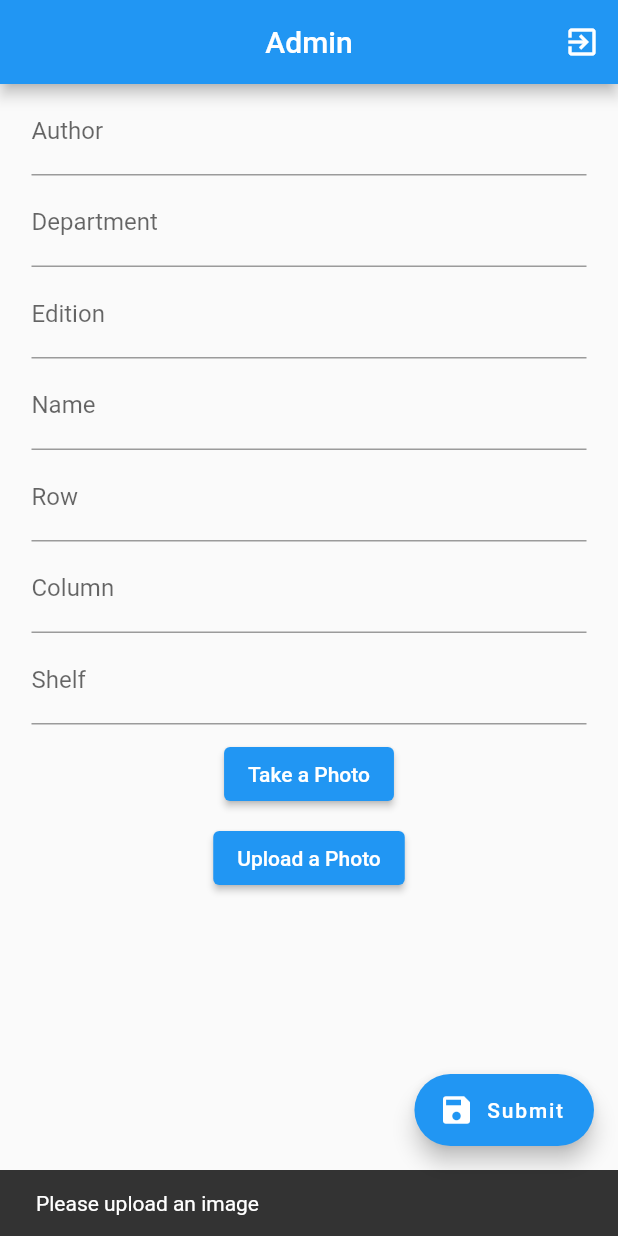
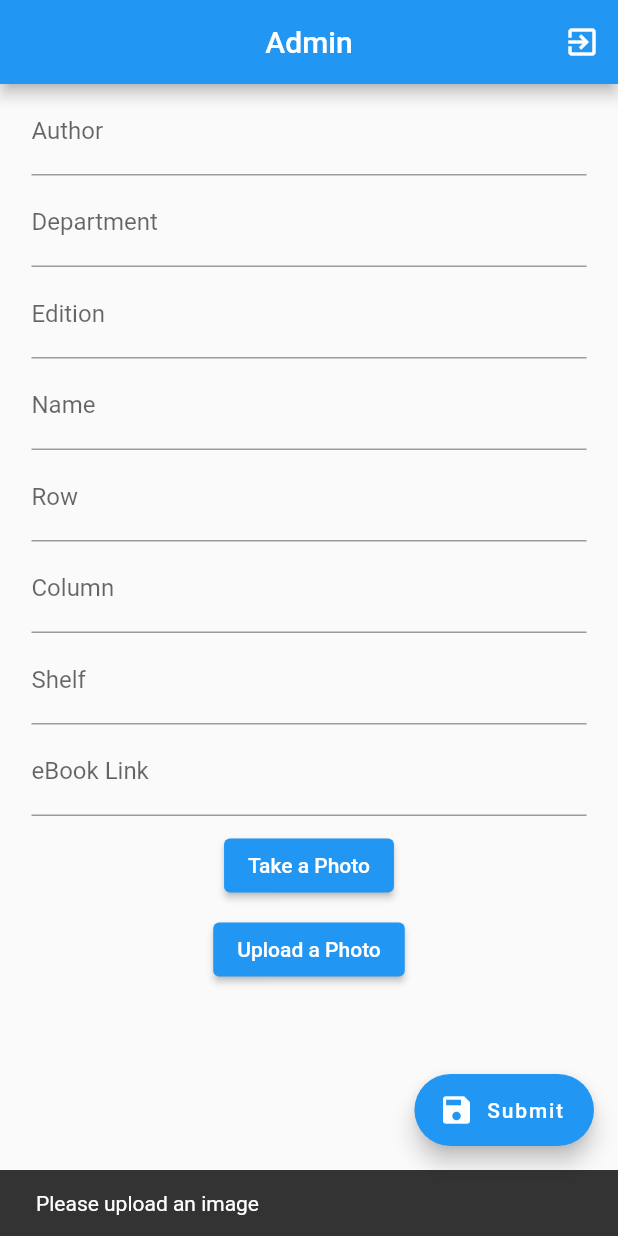
Before and after one commit to madhavbiju/Biblioteca, a Flutter app: the AdminPage screen opened directly, after a tap on "Submit", on a phone screen of 412 x 824 dp. Run offline on Flutter 3.47's test engine with Material 2 defaults, Android fonts, the phone set to English and light mode, and no system bars; our stand-ins replace cloud_firestore, firebase_auth, firebase_core, firebase_storage, fluttertoast, image_picker and 1 more; missing offline and left inert: qr_code_scanner; accounts and stored records are empty.

Commit message:
Added eBook Link

```diff
--- a/lib/Screens/admin/home.dart
+++ b/lib/Screens/admin/home.dart
@@ -3,6 +3,7 @@ import 'package:biblioteca/Screens/login.dart';
 import 'package:firebase_auth/firebase_auth.dart';
 import 'package:flutter/material.dart';
 import 'package:cloud_firestore/cloud_firestore.dart';
+import 'package:fluttertoast/fluttertoast.dart';
 import 'package:image_picker/image_picker.dart';
 import 'package:firebase_storage/firebase_storage.dart';
 import 'package:shared_preferences/shared_preferences.dart';
@@ -24,7 +25,7 @@ class _AdminPageState extends State<AdminPage> {
   TextEditingController _rowController = TextEditingController();
   TextEditingController _colController = TextEditingController();
   TextEditingController _shelfController = TextEditingController();
-
+  TextEditingController _eBookController = TextEditingController();
   GlobalKey<FormState> key = GlobalKey();
 
   CollectionReference _reference =
@@ -76,11 +77,21 @@ class _AdminPageState extends State<AdminPage> {
               'row_no': _rowController.text,
               'col_no': _colController.text,
               'shelf_no': _shelfController.text,
+              'ebook_link': _eBookController.text
             };
             _reference.add(dataToSend);
           }
           Navigator.of(context).pushReplacement(
               MaterialPageRoute(builder: (context) => AdminPage()));
+              Fluttertoast.showToast(
+        msg: "Uploaded!",
+        toastLength: Toast.LENGTH_SHORT,
+        gravity: ToastGravity.CENTER,
+        timeInSecForIosWeb: 1,
+        textColor: Colors.white,
+        fontSize: 16.0
+    );
+
         },
         label: const Text('Submit'),
         icon: const Icon(Icons.save),
@@ -159,6 +170,16 @@ class _AdminPageState extends State<AdminPage> {
                 controller: _shelfController,
                 decoration: const InputDecoration(
                   labelText: "Shelf",
+
+                ),
+              ),
+            ),
+            Padding(
+              padding: EdgeInsets.all(1.0),
+              child: TextFormField(
+                controller: _eBookController,
+                decoration: const InputDecoration(
+                  labelText: "eBook Link",
 
                 ),
               ),
```
Also changed, not shown: lib/Screens/home.dart (+50 -3 lines).
